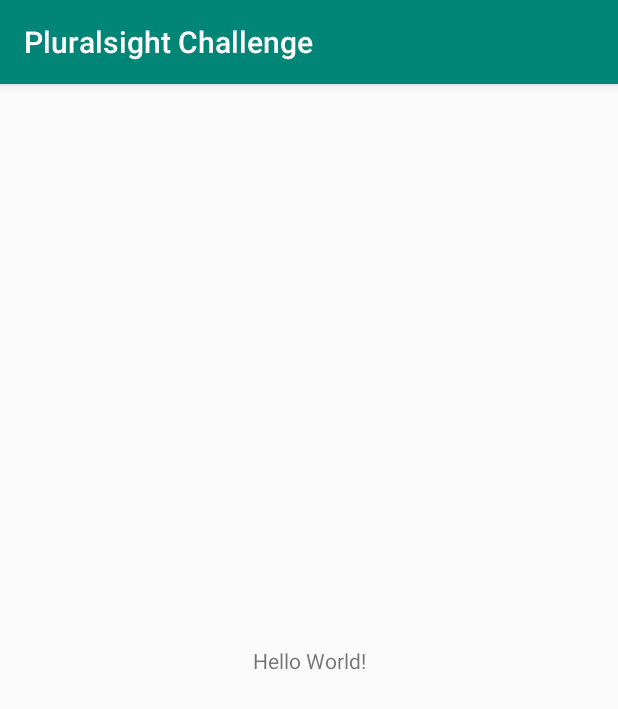
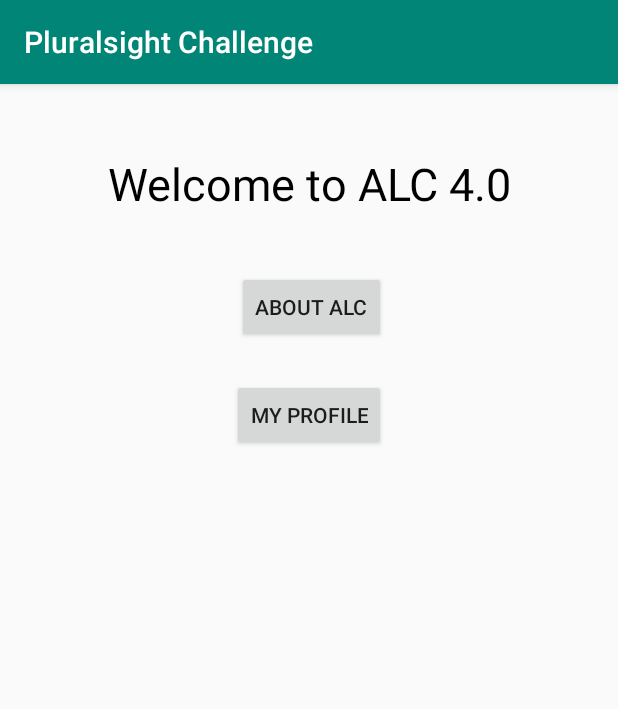
Before and after one commit to emkayDauda/ALC-Phase-1, an Android app: the screen it shows after launch (MainActivity), on a phone screen of 412 x 824 dp. Shown: the top 709 px of the screen. Run offline under Robolectric (Android 15) with nearby library versions, the phone set to English and light mode, and no system bars.

Commit message:
complete main activity

```diff
--- a/app/src/main/res/layout/activity_main.xml
+++ b/app/src/main/res/layout/activity_main.xml
@@ -6,13 +6,44 @@
     android:layout_height="match_parent"
     tools:context=".MainActivity">
 
-    <TextView
+    <Button
+        android:id="@+id/about"
         android:layout_width="wrap_content"
         android:layout_height="wrap_content"
-        android:text="Hello World!"
+        android:layout_marginStart="8dp"
+        android:layout_marginTop="8dp"
+        android:layout_marginEnd="8dp"
+        android:layout_marginBottom="8dp"
+        android:text="About ALC"
         app:layout_constraintBottom_toBottomOf="parent"
-        app:layout_constraintLeft_toLeftOf="parent"
-        app:layout_constraintRight_toRightOf="parent"
+        app:layout_constraintEnd_toEndOf="parent"
+        app:layout_constraintHorizontal_bias="0.506"
+        app:layout_constraintStart_toStartOf="parent"
+        app:layout_constraintTop_toBottomOf="@+id/textView"
+        app:layout_constraintVertical_bias="0.049" />
+
+    <Button
+        android:id="@+id/profile"
+        android:layout_width="wrap_content"
+        android:layout_height="wrap_content"
+        android:layout_marginStart="8dp"
+        android:layout_marginTop="24dp"
+        android:layout_marginEnd="8dp"
+        android:text="My Profile"
+        app:layout_constraintEnd_toEndOf="parent"
+        app:layout_constraintStart_toStartOf="parent"
+        app:layout_constraintTop_toBottomOf="@+id/about" />
+
+    <TextView
+        android:id="@+id/textView"
+        android:layout_width="0dp"
+        android:gravity="center_horizontal"
+        android:layout_height="wrap_content"
+        android:layout_marginTop="46dp"
+        android:textColor="@android:color/black"
+        android:text="Welcome to ALC 4.0"
+        android:textSize="30sp"
+        app:layout_constraintEnd_toEndOf="parent"
+        app:layout_constraintStart_toStartOf="parent"
         app:layout_constraintTop_toTopOf="parent" />
-
 </android.support.constraint.ConstraintLayout>
```
